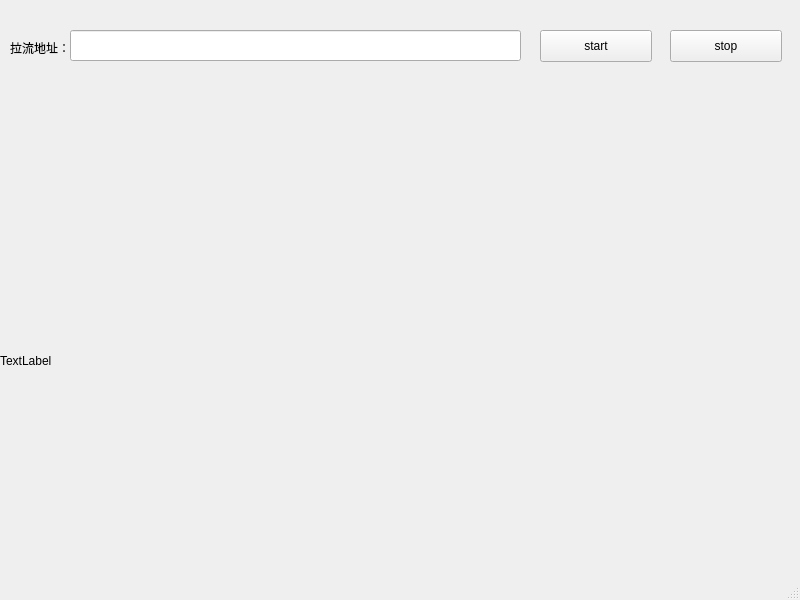
Old version of the form ffplay/src/mainwindow.ui in the repository zfunnily/ffmpeg_-player.
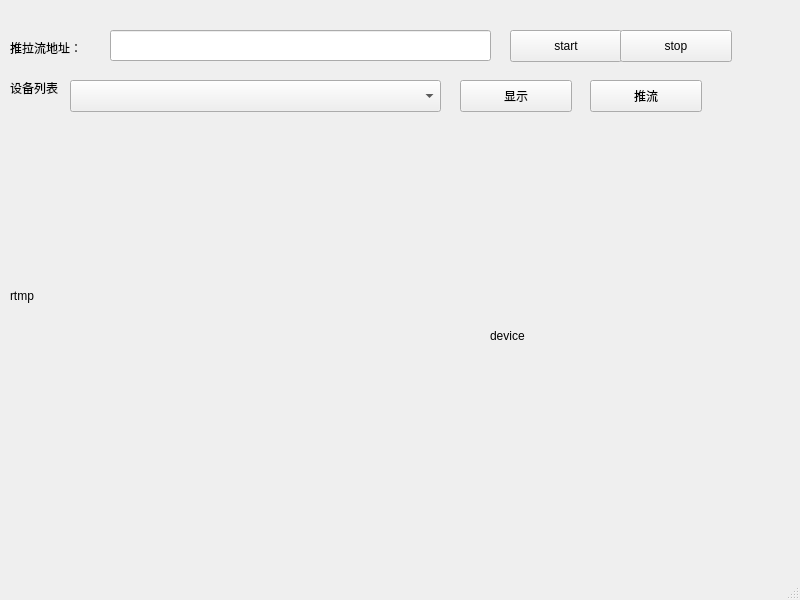
New version of the form.

Commit message:
feat: 摄像头捕获并显示
信号转发，添加一个管理类AVManager。摄像头捕获一个VideoCtx，拉流一个VideoCtx。

The edit to the form file:
```diff
--- a/ffplay/src/mainwindow.ui
+++ b/ffplay/src/mainwindow.ui
@@ -17,9 +17,9 @@
    <widget class="QLineEdit" name="lineEdit">
     <property name="geometry">
      <rect>
-      <x>70</x>
+      <x>110</x>
       <y>30</y>
-      <width>451</width>
+      <width>381</width>
       <height>31</height>
      </rect>
     </property>
@@ -27,7 +27,7 @@
    <widget class="QPushButton" name="pushButton">
     <property name="geometry">
      <rect>
-      <x>540</x>
+      <x>510</x>
       <y>30</y>
       <width>112</width>
       <height>32</height>
@@ -42,31 +42,31 @@
      <rect>
       <x>10</x>
       <y>40</y>
-      <width>58</width>
+      <width>81</width>
       <height>16</height>
      </rect>
     </property>
     <property name="text">
-     <string>拉流地址：</string>
+     <string>推拉流地址：</string>
     </property>
    </widget>
    <widget class="QLabel" name="label">
     <property name="geometry">
      <rect>
-      <x>0</x>
-      <y>150</y>
-      <width>791</width>
-      <height>421</height>
+      <x>10</x>
+      <y>140</y>
+      <width>381</width>
+      <height>311</height>
      </rect>
     </property>
     <property name="text">
-     <string>TextLabel</string>
+     <string>rtmp</string>
     </property>
    </widget>
    <widget class="QPushButton" name="pushButton_2">
     <property name="geometry">
      <rect>
-      <x>670</x>
+      <x>620</x>
       <y>30</y>
       <width>112</width>
       <height>32</height>
@@ -76,6 +76,68 @@
      <string>stop</string>
     </property>
    </widget>
+   <widget class="QLabel" name="label_2">
+    <property name="geometry">
+     <rect>
+      <x>10</x>
+      <y>80</y>
+      <width>58</width>
+      <height>16</height>
+     </rect>
+    </property>
+    <property name="text">
+     <string>设备列表</string>
+    </property>
+   </widget>
+   <widget class="QComboBox" name="comboBox">
+    <property name="geometry">
+     <rect>
+      <x>70</x>
+      <y>80</y>
+      <width>371</width>
+      <height>32</height>
+     </rect>
+    </property>
+   </widget>
+   <widget class="QPushButton" name="pushButton_3">
+    <property name="geometry">
+     <rect>
+      <x>460</x>
+      <y>80</y>
+      <width>112</width>
+      <height>32</height>
+     </rect>
+    </property>
+    <property name="text">
+     <string>显示</string>
+    </property>
+   </widget>
+   <widget class="QPushButton" name="pushButton_4">
+    <property name="geometry">
+     <rect>
+      <x>590</x>
+      <y>80</y>
+      <width>112</width>
+      <height>32</height>
+     </rect>
+    </property>
+    <property name="text">
+     <string>推流</string>
+    </property>
+   </widget>
+   <widget class="QLabel" name="device">
+    <property name="geometry">
+     <rect>
+      <x>490</x>
+      <y>150</y>
+      <width>271</width>
+      <height>371</height>
+     </rect>
+    </property>
+    <property name="text">
+     <string>device</string>
+    </property>
+   </widget>
   </widget>
   <widget class="QMenuBar" name="menubar">
    <property name="geometry">
```
Left out of the diff: 2 changed lines with no effect on the pictures. The commit also changes 14 other files.
